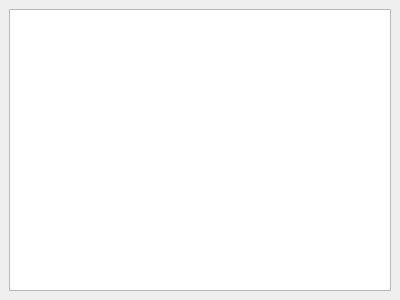
Qt form src/ui/dock/bookmarksdockwidget.ui (metaxy/openBibleViewer) before a commit.
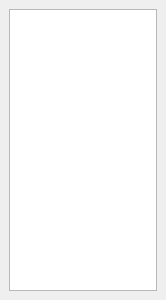
The same form after that commit.

Diff of the .ui file:
```diff
--- a/src/ui/dock/bookmarksdockwidget.ui
+++ b/src/ui/dock/bookmarksdockwidget.ui
@@ -6,7 +6,7 @@
    <rect>
     <x>0</x>
     <y>0</y>
-    <width>400</width>
+    <width>166</width>
     <height>300</height>
    </rect>
   </property>
```
